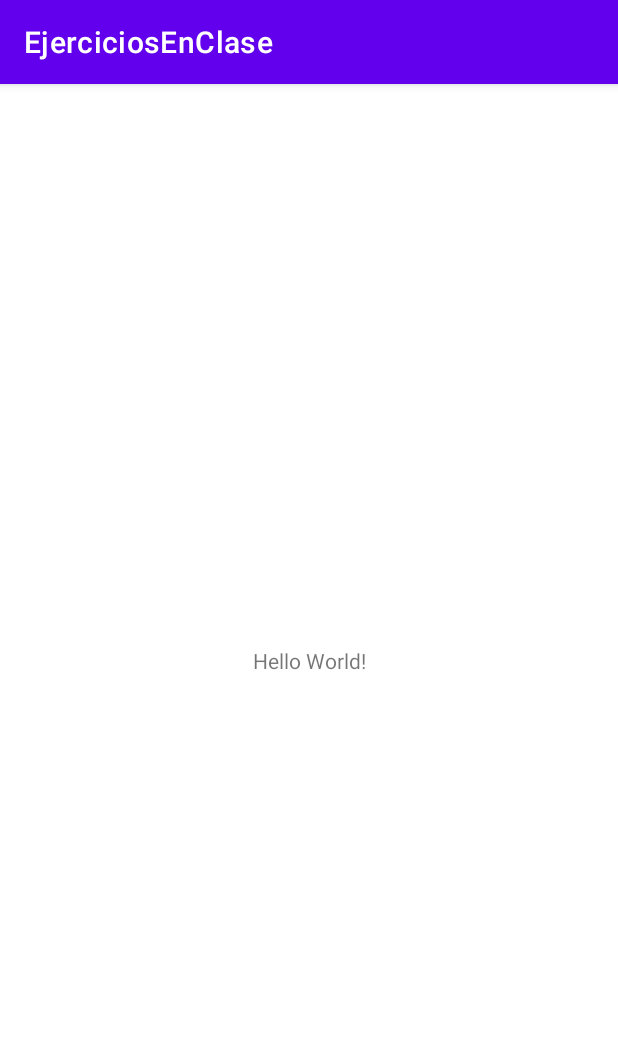
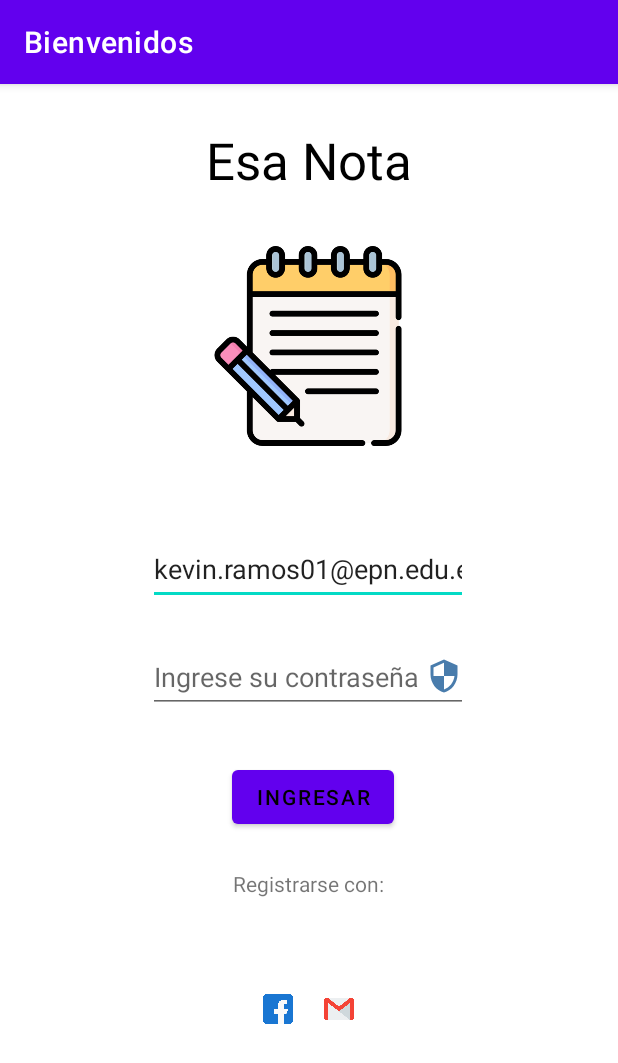
Before and after one commit to Kevin-ramos/AndroidEjerciciosEnClase, an Android app: the screen it shows after launch (MainActivity before the commit, LoginActivity after it), on a phone screen of 412 x 824 dp. Shown: the top 1063 px of the screen. Run offline under Robolectric (Android 15) with nearby library versions, the phone set to English and light mode, and no system bars; Roboto replaces fonts that are not available here.

Commit message:
Teoria y practica sobre kotlin

```diff
--- a/app/src/main/AndroidManifest.xml
+++ b/app/src/main/AndroidManifest.xml
@@ -13,11 +13,9 @@
         android:supportsRtl="true"
         android:theme="@style/Theme.EjerciciosEnClase"
         tools:targetApi="31">
+
         <activity
             android:name=".LoginActivity"
-            android:exported="false" />
-        <activity
-            android:name=".MainActivity"
             android:exported="true">
             <intent-filter>
                 <action android:name="android.intent.action.MAIN" />
--- a/app/src/main/java/com/ramoskevin/ejerciciosenclase/LoginActivity.kt
+++ b/app/src/main/java/com/ramoskevin/ejerciciosenclase/LoginActivity.kt
@@ -1,11 +1,68 @@
 package com.ramoskevin.ejerciciosenclase
 
+import android.graphics.Color
 import androidx.appcompat.app.AppCompatActivity
 import android.os.Bundle
+import android.view.View
+import android.widget.Button
+import android.widget.EditText
+import android.widget.Toast
+import androidx.appcompat.app.ActionBar
+import org.w3c.dom.Text
 
 class LoginActivity : AppCompatActivity() {
+    //Declaracion de variables
+    //lateinit para iniciarlizar luego
+    var buttonIngresar2 : Button? = null // No se usa en android
+    lateinit var buttonIngresar: Button
+    lateinit var editTextEmailAddress: EditText
+    lateinit var editTextPassword: EditText
     override fun onCreate(savedInstanceState: Bundle?) {
         super.onCreate(savedInstanceState)
         setContentView(R.layout.activity_login)
+
+        //Zona de inicializacion de variables
+        //buttonIngresar = findViewById(R.id.buttonIngresar)
+
+        //Cambiar el nombre del action bar
+        //setTittle
+        val actionBar: ActionBar? = supportActionBar
+        /*if(actionBar!= null){
+            actionBar.title = "Otro texto adicional"
+        }*/
+        actionBar?.title = "Hola bb"
+        actionBar!!.title = "oli"
+        //para que no este en hardcore
+        actionBar.setTitle(R.string.textActionBar)
+        //se obtienen los values de strings
+        actionBar.setTitle(getString(R.string.textActionBar))
+
+        //var titulo = (actionBar?.title ?: "hola") + getString(R.string.textActionBar)
+        //Dar funcionalidad al buton
+        //Eventos clic
+        /*buttonIngresar.setOnClickListener { miVista: View ->
+            Toast.makeText(this, "Saludos a todos", Toast.LENGTH_LONG).show()
+            miVista.setBackgroundColor(Color.GREEN)
+        }*/
+        //Llamar al boton para inicializar y cuando es llamado
+        inicializador()
+        inicializarBotones()
+    }
+    fun miOnclickSaludo(view:View?){
+
+    }
+    fun inicializador(){
+        buttonIngresar = findViewById(R.id.buttonIngresar)
+        editTextEmailAddress = findViewById(R.id.editTextEmailAddress)
+        editTextPassword = findViewById(R.id.editTextPassword)
+    }
+    fun inicializarBotones(){
+        buttonIngresar.setOnClickListener {
+            Toast.makeText(this, "Saludos a todos", Toast.LENGTH_LONG).show()
+            buttonIngresar.setBackgroundColor(Color.GREEN)
+        }
+        editTextEmailAddress.setText("kevin.ramos01@epn.edu.ec")
+
+
     }
 }
--- a/app/src/main/res/layout/activity_login.xml
+++ b/app/src/main/res/layout/activity_login.xml
@@ -37,64 +37,61 @@
         android:id="@+id/buttonIngresar"
         android:layout_width="wrap_content"
         android:layout_height="wrap_content"
-        android:layout_marginBottom="24dp"
-        android:background="#497CAC"
+        android:layout_marginTop="32dp"
+        android:onClick="miOnclickSaludo"
         android:text="Ingresar"
-        app:layout_constraintBottom_toTopOf="@+id/textView3"
+        android:textColor="#000000"
         app:layout_constraintEnd_toEndOf="parent"
+        app:layout_constraintHorizontal_bias="0.509"
         app:layout_constraintStart_toStartOf="parent"
-        app:layout_constraintTop_toBottomOf="@+id/editTextTextPassword"
-        app:layout_constraintVertical_bias="1.0" />
+        app:layout_constraintTop_toBottomOf="@+id/editTextPassword" />
 
     <TextView
         android:id="@+id/textView3"
         android:layout_width="wrap_content"
         android:layout_height="wrap_content"
-        android:layout_marginBottom="44dp"
+        android:layout_marginTop="24dp"
         android:text="Registrarse con:"
-        app:layout_constraintBottom_toTopOf="@+id/imageView7"
-        app:layout_constraintEnd_toEndOf="parent"
-        app:layout_constraintHorizontal_bias="0.498"
-        app:layout_constraintStart_toStartOf="parent" />
+        app:layout_constraintEnd_toEndOf="@+id/editTextPassword"
+        app:layout_constraintStart_toStartOf="@+id/editTextPassword"
+        app:layout_constraintTop_toBottomOf="@+id/buttonIngresar" />
 
     <ImageView
         android:id="@+id/imageView7"
         android:layout_width="20dp"
         android:layout_height="20dp"
-        android:layout_marginEnd="164dp"
-        android:layout_marginBottom="128dp"
-        app:layout_constraintBottom_toBottomOf="parent"
-        app:layout_constraintEnd_toEndOf="parent"
+        android:layout_marginTop="64dp"
+        android:layout_marginEnd="20dp"
+        app:layout_constraintEnd_toEndOf="@+id/textView3"
+        app:layout_constraintTop_toBottomOf="@+id/textView3"
         app:srcCompat="@drawable/gmail" />
 
     <ImageView
         android:id="@+id/imageView6"
         android:layout_width="20dp"
         android:layout_height="20dp"
-        android:layout_marginStart="160dp"
-        android:layout_marginBottom="128dp"
-        app:layout_constraintBottom_toBottomOf="parent"
-        app:layout_constraintEnd_toStartOf="@+id/imageView7"
-        app:layout_constraintHorizontal_bias="0.0"
-        app:layout_constraintStart_toStartOf="parent"
+        android:layout_marginStart="20dp"
+        android:layout_marginTop="64dp"
+        app:layout_constraintStart_toStartOf="@+id/textView3"
+        app:layout_constraintTop_toBottomOf="@+id/textView3"
         app:srcCompat="@drawable/facebook" />
 
     <EditText
-        android:id="@+id/editTextTextEmailAddress"
+        android:id="@+id/editTextEmailAddress"
         android:layout_width="wrap_content"
         android:layout_height="wrap_content"
         android:layout_marginTop="56dp"
-        android:drawableEnd="@drawable/ic_login"
         android:ems="10"
         android:fontFamily="@font/handlee"
         android:hint="@string/textEmailAddress_hint"
         android:inputType="textEmailAddress"
+        android:minHeight="48dp"
         app:layout_constraintEnd_toEndOf="@+id/imageView5"
         app:layout_constraintStart_toStartOf="@+id/imageView5"
         app:layout_constraintTop_toBottomOf="@+id/imageView5" />
 
     <EditText
-        android:id="@+id/editTextTextPassword"
+        android:id="@+id/editTextPassword"
         android:layout_width="wrap_content"
         android:layout_height="wrap_content"
         android:layout_marginTop="24dp"
@@ -103,11 +100,12 @@
         android:fontFamily="@font/handlee"
         android:hint="@string/textPassword_clave"
         android:inputType="textPassword"
+        android:minHeight="48dp"
         android:visibility="visible"
-        app:layout_constraintEnd_toEndOf="@+id/editTextTextEmailAddress"
+        app:layout_constraintEnd_toEndOf="@+id/editTextEmailAddress"
         app:layout_constraintHorizontal_bias="0.0"
-        app:layout_constraintStart_toStartOf="@+id/editTextTextEmailAddress"
-        app:layout_constraintTop_toBottomOf="@+id/editTextTextEmailAddress"
+        app:layout_constraintStart_toStartOf="@+id/editTextEmailAddress"
+        app:layout_constraintTop_toBottomOf="@+id/editTextEmailAddress"
         tools:visibility="visible" />
 
 </androidx.constraintlayout.widget.ConstraintLayout>
--- a/app/src/main/res/values/strings.xml
+++ b/app/src/main/res/values/strings.xml
@@ -3,4 +3,5 @@
     <string name="textView_titulo">Esa Nota</string>
     <string name="textEmailAddress_hint">Ingrese su e-mail</string>
     <string name="textPassword_clave">Ingrese su contraseña</string>
+    <string name="textActionBar">Bienvenidos</string>
 </resources>
```
